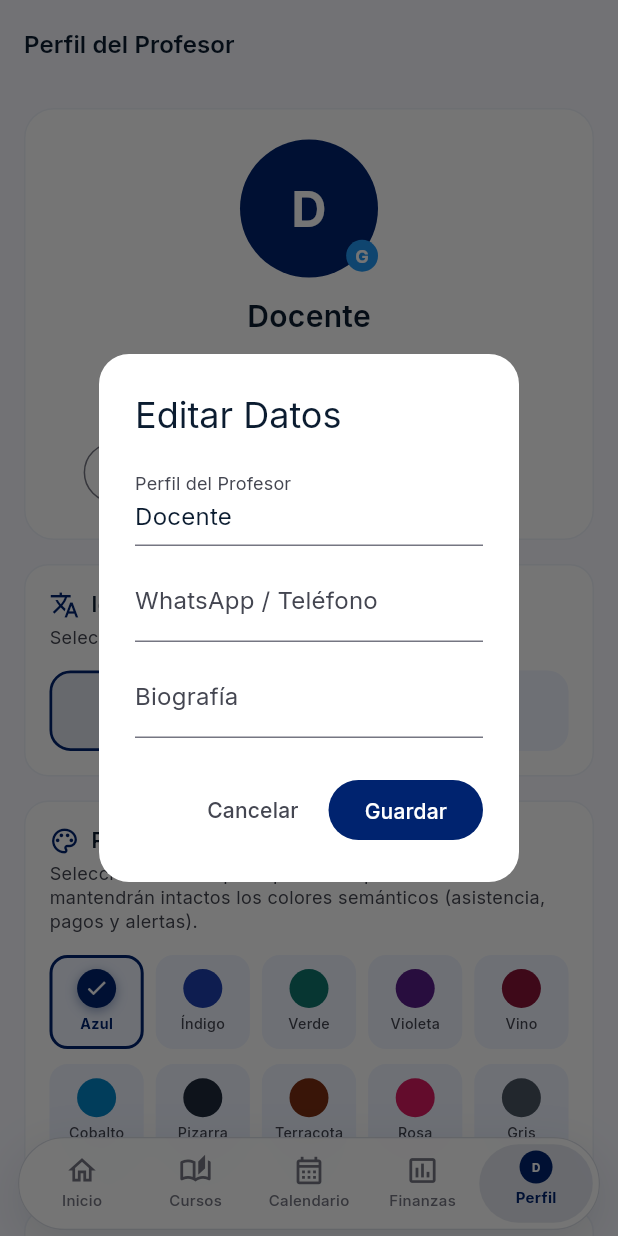
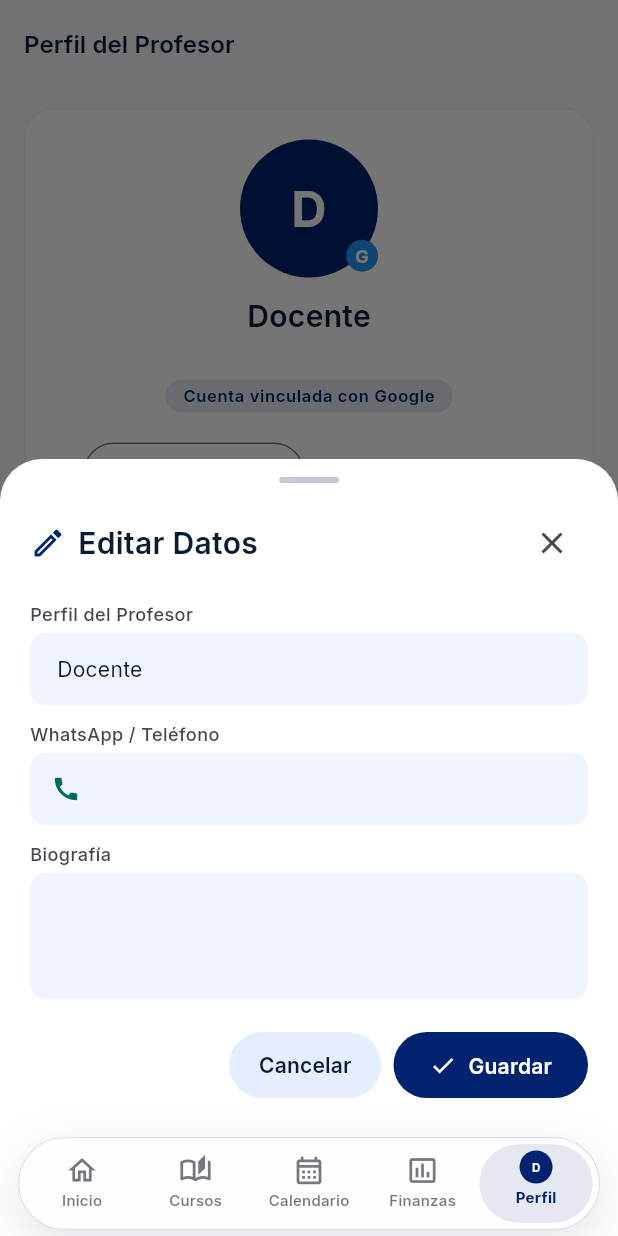
Before and after one commit to AleOrdaz/Docentia, a Flutter app: the TeacherProfileScreen screen opened by its route, after a tap on "Editar Datos", on a phone screen of 412 x 824 dp. Run offline on Flutter 3.47's test engine with Material 3 defaults, Android fonts, the phone set to English and light mode, and no system bars; our stand-ins replace firebase_auth, firebase_core, flutter_riverpod, go_router, google_fonts, image_picker and 1 more; accounts and stored records are empty; network calls fail.

```diff
--- /dev/null
+++ b/lib/features/profile/screens/edit_teacher_profile_modal.dart
@@ -0,0 +1,221 @@
+import 'package:flutter/material.dart';
+import 'package:flutter_riverpod/flutter_riverpod.dart';
+import '../../../app/theme/app_colors.dart';
+import '../../../app/theme/app_text_styles.dart';
+import '../../../l10n/app_localizations.dart';
+import '../../auth/providers/auth_provider.dart';
+
+class EditTeacherProfileModal extends ConsumerStatefulWidget {
+  final String currentName;
+  final String currentPhone;
+  final String currentBio;
+
+  const EditTeacherProfileModal({
+    super.key,
+    required this.currentName,
+    required this.currentPhone,
+    required this.currentBio,
+  });
+
+  @override
+  ConsumerState<EditTeacherProfileModal> createState() =>
+      _EditTeacherProfileModalState();
+}
+
+class _EditTeacherProfileModalState
+    extends ConsumerState<EditTeacherProfileModal> {
+  late final TextEditingController _nameCtrl;
+  late final TextEditingController _phoneCtrl;
+  late final TextEditingController _bioCtrl;
+  bool _isSubmitting = false;
+
+  @override
+  void initState() {
+    super.initState();
+    _nameCtrl = TextEditingController(text: widget.currentName);
+    _phoneCtrl = TextEditingController(text: widget.currentPhone);
+    _bioCtrl = TextEditingController(text: widget.currentBio);
+  }
+
+  @override
+  void dispose() {
+    _nameCtrl.dispose();
+    _phoneCtrl.dispose();
+    _bioCtrl.dispose();
+    super.dispose();
+  }
+
+  Future<void> _submit() async {
+    setState(() => _isSubmitting = true);
+    try {
+      await ref.read(authProvider.notifier).updateProfile(
+        name: _nameCtrl.text.trim(),
+        phone: _phoneCtrl.text.trim(),
+        bio: _bioCtrl.text.trim(),
+      );
+      if (!mounted) return;
+      Navigator.of(context).pop();
+    } finally {
+      if (mounted) setState(() => _isSubmitting = false);
+    }
+  }
+
+  @override
+  Widget build(BuildContext context) {
+    final l10n = AppLocalizations.of(context)!;
+    final primaryColor = Theme.of(context).colorScheme.primary;
+    final textPrimary = AppColors.textPrimary(context);
+    final textSecondary = AppColors.textSecondary(context);
+
+    return Container(
+      decoration: BoxDecoration(
+        color: AppColors.surfaceLowest(context),
+        borderRadius: const BorderRadius.vertical(top: Radius.circular(28)),
+      ),
+      padding: EdgeInsets.only(
+        left: 20,
+        right: 20,
+        top: 12,
+        bottom: MediaQuery.of(context).viewInsets.bottom + 24,
+      ),
+      child: SingleChildScrollView(
+        child: SafeArea(
+          top: false,
+          child: Column(
+            mainAxisSize: MainAxisSize.min,
+            crossAxisAlignment: CrossAxisAlignment.start,
+            children: [
+              Center(
+                child: Container(
+                  width: 40,
+                  height: 4,
+                  decoration: BoxDecoration(
+                    color: AppColors.outlineVariantAdaptive(context),
+                    borderRadius: BorderRadius.circular(100),
+                  ),
+                ),
+              ),
+              const SizedBox(height: 16),
+              Row(
+                children: [
+                  Icon(Icons.edit_outlined, color: primaryColor, size: 24),
+                  const SizedBox(width: 8),
+                  Expanded(
+                    child: Text(
+                      l10n.editProfileData,
+                      style: AppTextStyles.titleLarge
+                          .copyWith(color: textPrimary),
+                    ),
+                  ),
+                  IconButton(
+                    icon: Icon(Icons.close, color: textSecondary),
+                    onPressed: () => Navigator.of(context).pop(),
+                  ),
+                ],
+              ),
+              const SizedBox(height: 16),
+              _buildTextField(
+                label: l10n.profileTitle,
+                controller: _nameCtrl,
+                textCapitalization: TextCapitalization.words,
+              ),
+              const SizedBox(height: 12),
+              _buildTextField(
+                label: l10n.whatsappPhone,
+                controller: _phoneCtrl,
+                keyboardType: TextInputType.phone,
+                prefixIcon:
+                const Icon(Icons.call, color: AppColors.secondary, size: 20),
+              ),
+              const SizedBox(height: 12),
+              _buildTextField(
+                label: l10n.biography,
+                controller: _bioCtrl,
+                keyboardType: TextInputType.multiline,
+                maxLines: 3,
+              ),
+              const SizedBox(height: 20),
+              Row(
+                mainAxisAlignment: MainAxisAlignment.end,
+                children: [
+                  TextButton(
+                    onPressed: () => Navigator.of(context).pop(),
+                    style: TextButton.styleFrom(
+                      foregroundColor: textPrimary,
+                      backgroundColor: AppColors.surfaceMid(context),
+                      shape: const StadiumBorder(),
+                      padding: const EdgeInsets.symmetric(
+                          horizontal: 20, vertical: 12),
+                    ),
+                    child: Text(l10n.cancel,
+                        style: const TextStyle(fontWeight: FontWeight.w600)),
+                  ),
+                  const SizedBox(width: 8),
+                  ElevatedButton.icon(
+                    onPressed: _isSubmitting ? null : _submit,
+                    style: ElevatedButton.styleFrom(
+                      backgroundColor: primaryColor,
+                      foregroundColor: AppColors.onPrimary,
+                      shape: const StadiumBorder(),
+                      padding: const EdgeInsets.symmetric(
+                          horizontal: 24, vertical: 12),
+                    ),
+                    icon: _isSubmitting
+                        ? const SizedBox(
+                      width: 16,
+                      height: 16,
+                      child: CircularProgressIndicator(
+                          strokeWidth: 2, color: Colors.white),
+                    )
+                        : const Icon(Icons.check, size: 18),
+                    label: Text(l10n.save,
+                        style: const TextStyle(fontWeight: FontWeight.w600)),
+                  ),
+                ],
+              ),
+            ],
+          ),
+        ),
+      ),
+    );
+  }
+
+  Widget _buildTextField({
+    required String label,
+    required TextEditingController controller,
+    TextInputType? keyboardType,
+    TextCapitalization textCapitalization = TextCapitalization.none,
+    Widget? prefixIcon,
+    int maxLines = 1,
+  }) {
+    final textPrimary = AppColors.textPrimary(context);
+    final textSecondary = AppColors.textSecondary(context);
+
+    return Column(
+      crossAxisAlignment: CrossAxisAlignment.start,
+      children: [
+        Text(label,
+            style: AppTextStyles.labelMedium.copyWith(color: textSecondary)),
+        const SizedBox(height: 4),
+        TextField(
+          controller: controller,
+          keyboardType: keyboardType,
+          textCapitalization: textCapitalization,
+          maxLines: maxLines,
+          style: AppTextStyles.bodyMedium.copyWith(color: textPrimary),
+          decoration: InputDecoration(
+            filled: true,
+            fillColor: AppColors.surfaceLow(context),
+            prefixIcon: prefixIcon,
+            border: OutlineInputBorder(
+              borderRadius: BorderRadius.circular(10),
+              borderSide: BorderSide.none,
+            ),
+            contentPadding:
+            const EdgeInsets.symmetric(horizontal: 14, vertical: 12),
+          ),
+        ),
+      ],
+    );
+  }
+}
--- a/lib/features/profile/screens/teacher_profile_screen.dart
+++ b/lib/features/profile/screens/teacher_profile_screen.dart
@@ -1,3 +1,4 @@
+import 'package:docentia/features/profile/screens/edit_teacher_profile_modal.dart';
 import 'package:flutter/material.dart';
 import 'package:flutter_riverpod/flutter_riverpod.dart';
 import 'package:go_router/go_router.dart';
@@ -22,60 +23,14 @@ class TeacherProfileScreen extends ConsumerWidget {
     final phoneCtrl = TextEditingController(text: currentPhone);
     final bioCtrl = TextEditingController(text: currentBio);
 
-    showDialog(
+    showModalBottomSheet(
       context: context,
-      builder: (ctx) => AlertDialog(
-        backgroundColor: AppColors.cardBg(ctx),
-        shape: RoundedRectangleBorder(borderRadius: BorderRadius.circular(20)),
-        title: Text(l10n!.editProfileData, style: TextStyle(color: AppColors.textPrimary(ctx))),
-        content: Column(
-          mainAxisSize: MainAxisSize.min,
-          children: [
-            TextField(
-              controller: nameCtrl,
-              decoration: InputDecoration(
-                labelText: l10n.profileTitle,
-                labelStyle: TextStyle(color: AppColors.textSecondary(ctx)),
-              ),
-              style: TextStyle(color: AppColors.textPrimary(ctx)),
-            ),
-            const SizedBox(height: 8),
-            TextField(
-              controller: phoneCtrl,
-              decoration: InputDecoration(
-                labelText: l10n.whatsappPhone,
-                labelStyle: TextStyle(color: AppColors.textSecondary(ctx)),
-              ),
-              style: TextStyle(color: AppColors.textPrimary(ctx)),
-            ),
-            const SizedBox(height: 8),
-            TextField(
-              controller: bioCtrl,
-              decoration: InputDecoration(
-                labelText: l10n.biography,
-                labelStyle: TextStyle(color: AppColors.textSecondary(ctx)),
-              ),
-              style: TextStyle(color: AppColors.textPrimary(ctx)),
-            ),
-          ],
-        ),
-        actions: [
-          TextButton(
-            onPressed: () => Navigator.of(ctx).pop(),
-            child: Text(l10n.cancel, style: TextStyle(color: AppColors.textSecondary(ctx))),
-          ),
-          ElevatedButton(
-            onPressed: () {
-              ref.read(authProvider.notifier).updateProfile(
-                name: nameCtrl.text.trim(),
-                phone: phoneCtrl.text.trim(),
-                bio: bioCtrl.text.trim(),
-              );
-              Navigator.of(ctx).pop();
-            },
-            child: Text(l10n.save),
-          ),
-        ],
+      isScrollControlled: true,
+      backgroundColor: Colors.transparent,
+      builder: (ctx) => EditTeacherProfileModal(
+        currentName: currentName,
+        currentPhone: currentPhone,
+        currentBio: currentBio,
       ),
     );
   }
--- a/lib/features/students/screens/edit_emergency_contact_modal.dart
+++ b/lib/features/students/screens/edit_emergency_contact_modal.dart
@@ -99,6 +99,8 @@ class _EditEmergencyContactModalState
       child: SingleChildScrollView(
         child: Form(
           key: _formKey,
+          child: SafeArea(
+            top: false,
             child: Column(
               mainAxisSize: MainAxisSize.min,
               crossAxisAlignment: CrossAxisAlignment.start,
@@ -219,6 +221,7 @@ class _EditEmergencyContactModalState
             ),
           ),
         ),
+      ),
     );
   }
 
--- a/lib/features/students/screens/edit_student_modal.dart
+++ b/lib/features/students/screens/edit_student_modal.dart
@@ -98,6 +98,8 @@ class _EditStudentModalState extends ConsumerState<EditStudentModal> {
       child: SingleChildScrollView(
         child: Form(
           key: _formKey,
+          child: SafeArea(
+            top: false,
             child: Column(
               mainAxisSize: MainAxisSize.min,
               crossAxisAlignment: CrossAxisAlignment.start,
@@ -203,6 +205,7 @@ class _EditStudentModalState extends ConsumerState<EditStudentModal> {
             ),
           ),
         ),
+      ),
     );
   }
 
--- a/lib/features/students/screens/edit_tutor_modal.dart
+++ b/lib/features/students/screens/edit_tutor_modal.dart
@@ -107,6 +107,8 @@ class _EditTutorModalState extends ConsumerState<EditTutorModal> {
       child: SingleChildScrollView(
         child: Form(
           key: _formKey,
+          child: SafeArea(
+            top: false,
             child: Column(
               mainAxisSize: MainAxisSize.min,
               crossAxisAlignment: CrossAxisAlignment.start,
@@ -210,6 +212,7 @@ class _EditTutorModalState extends ConsumerState<EditTutorModal> {
             ),
           ),
         ),
+      ),
     );
   }
 
--- a/lib/features/students/screens/student_detail_screen.dart
+++ b/lib/features/students/screens/student_detail_screen.dart
@@ -134,6 +134,8 @@ class _StudentDetailScreenState extends ConsumerState<StudentDetailScreen> {
                 bottom: MediaQuery.of(sheetCtx).viewInsets.bottom + 24,
               ),
               child: SingleChildScrollView(
+                child: SafeArea(
+                  top: false,
                   child: Column(
                     mainAxisSize: MainAxisSize.min,
                     crossAxisAlignment: CrossAxisAlignment.start,
@@ -325,6 +327,7 @@ class _StudentDetailScreenState extends ConsumerState<StudentDetailScreen> {
                         ],
                       ),
                     ],
+                  ),
                 ),
               ),
             );
--- a/lib/l10n/app_es.arb
+++ b/lib/l10n/app_es.arb
@@ -304,7 +304,7 @@
   },
   "proratedAlreadyExists": "Ya hay una cuota proporcional hasta el próximo cobro.",
   "createProratedFee": "Crear proporcional",
-  "addProratedFee": "+ Proporcional",
+  "addProratedFee": "Proporcional",
   "monthAndYear": "Mes y año:",
   "dueDateField": "Vencimiento:",
   "monthStart": "Inicio de mes",
--- a/lib/l10n/app_localizations.dart
+++ b/lib/l10n/app_localizations.dart
@@ -1517,7 +1517,7 @@ abstract class AppLocalizations {
   /// No description provided for @addProratedFee.
   ///
   /// In es, this message translates to:
-  /// **'+ Proporcional'**
+  /// **'Proporcional'**
   String get addProratedFee;
 
   /// No description provided for @monthAndYear.
--- a/lib/l10n/app_localizations_es.dart
+++ b/lib/l10n/app_localizations_es.dart
@@ -770,7 +770,7 @@ class AppLocalizationsEs extends AppLocalizations {
   String get createProratedFee => 'Crear proporcional';
 
   @override
-  String get addProratedFee => '+ Proporcional';
+  String get addProratedFee => 'Proporcional';
 
   @override
   String get monthAndYear => 'Mes y año:';
```
Lines whose indentation alone changed are shown as unchanged.
